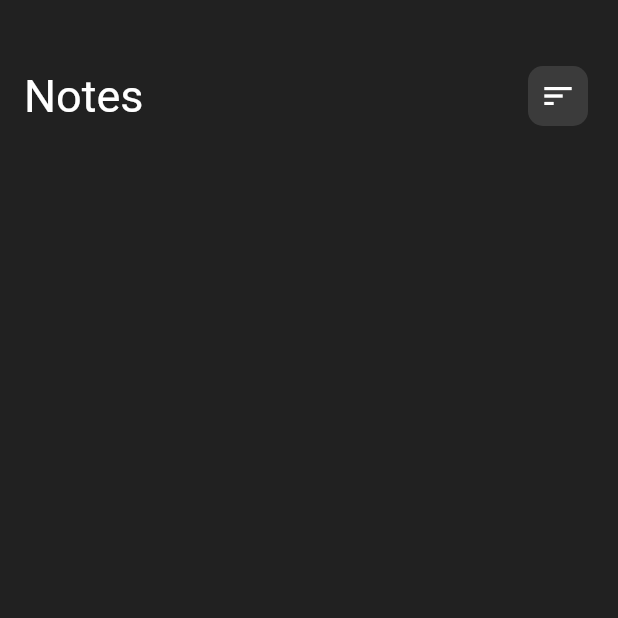
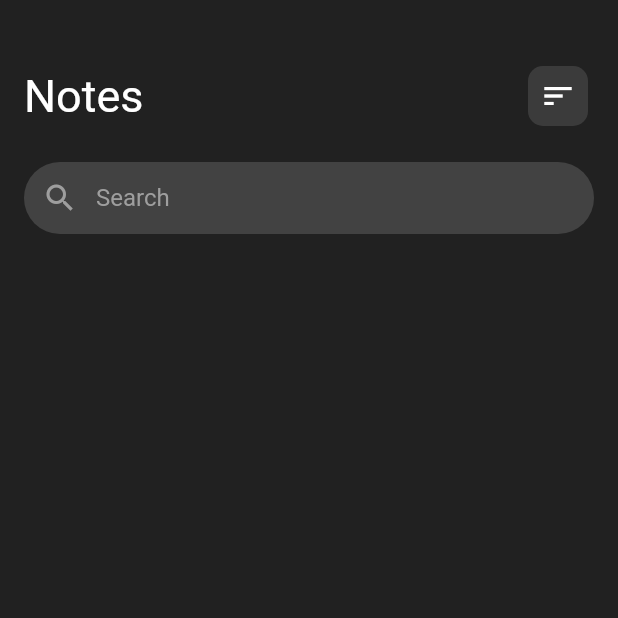
Before and after one commit to riyad671/note_app, a Flutter app: the screen it shows after launch, on a phone screen of 412 x 824 dp, the top half of it. Run offline on Flutter 3.47's test engine with Material 2 defaults, Android fonts, the phone set to English and light mode, and no system bars.

Commit message:
Create search bar

```diff
--- a/lib/screens/home.dart
+++ b/lib/screens/home.dart
@@ -22,6 +22,7 @@ class _HomeScreenState extends State<HomeScreen> {
 
               // Children methods
               children: [
+                // Top bar
                 const Text(
                   'Notes',
                   style: TextStyle(
@@ -47,6 +48,34 @@ class _HomeScreenState extends State<HomeScreen> {
                 ),
               ],
             ),
+            // Space
+            const SizedBox(
+              height: 20,
+            ),
+            // Search bar
+            TextField(
+              style: const TextStyle(
+                fontSize: 16,
+                color: Colors.white,
+              ),
+              decoration: InputDecoration(
+                contentPadding: const EdgeInsets.symmetric(vertical: 12),
+                hintText: 'Search',
+                hintStyle: const TextStyle(color: Colors.grey),
+                prefixIcon: const Icon(
+                  Icons.search,
+                  color: Colors.grey,
+                ),
+                fillColor: Colors.grey.shade800,
+                filled: true,
+                focusedBorder: OutlineInputBorder(
+                    borderRadius: BorderRadius.circular(30),
+                    borderSide: const BorderSide(color: Colors.transparent)),
+                enabledBorder: OutlineInputBorder(
+                    borderRadius: BorderRadius.circular(30),
+                    borderSide: const BorderSide(color: Colors.transparent)),
+              ),
+            ),
           ],
         ),
       ),
```
